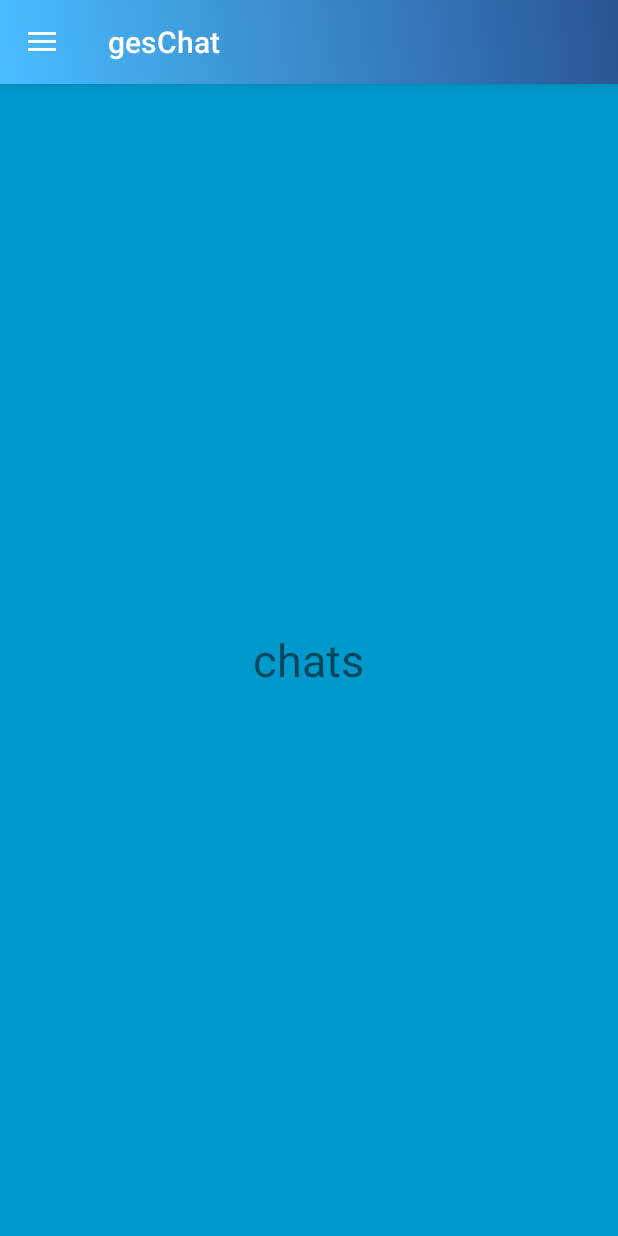
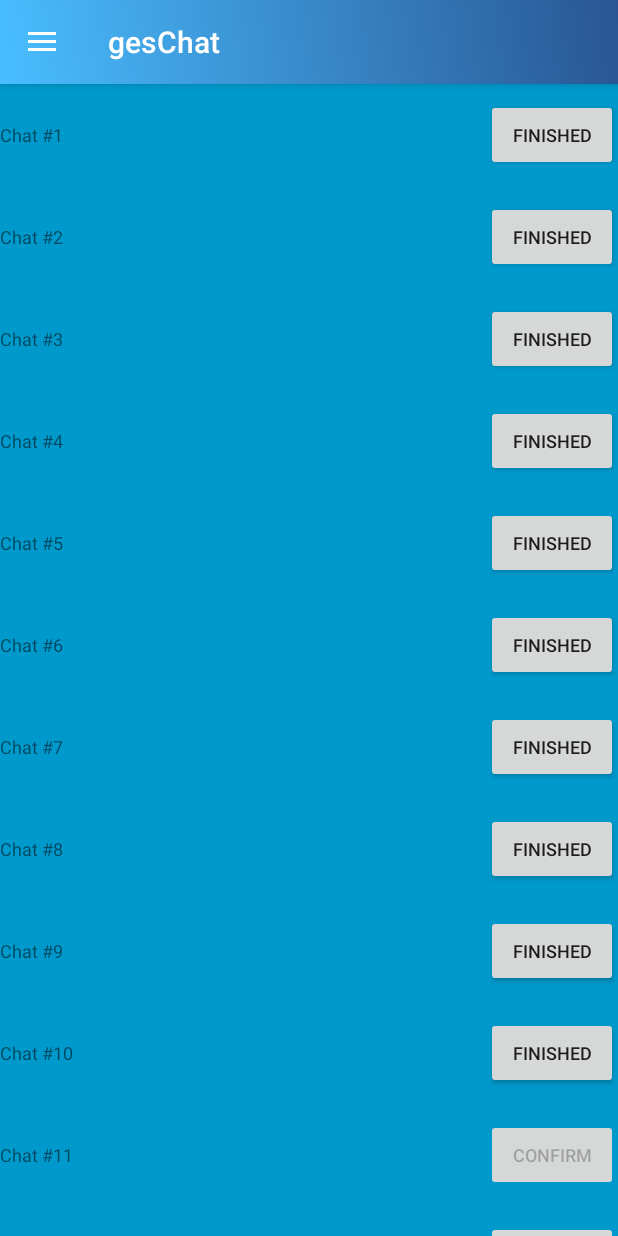
Before and after one commit to marylicious/GesChat, an Android app: the fragment ChatFragment placed in its activity, on a phone screen of 412 x 824 dp. Run offline under Robolectric (Android 15) with nearby library versions, the phone set to English and light mode, and no system bars.

Commit message:
implementando recyclerView

```diff
--- a/app/build.gradle
+++ b/app/build.gradle
@@ -28,11 +28,11 @@ dependencies {
     testImplementation 'junit:junit:4.12'
     androidTestImplementation 'com.android.support.test:runner:1.0.2'
     androidTestImplementation 'com.android.support.test.espresso:espresso-core:3.0.2'
-
-
     implementation 'com.android.support:percent:28.0.0'
     implementation 'com.android.support:cardview-v7:28.0.0'
     implementation 'com.google.firebase:firebase-core:16.0.9'
+    implementation 'com.android.support:recyclerview-v7:28.0.0'
+
 
 
 }
--- a/app/src/main/java/com/example/geschat/ChatFragment.java
+++ b/app/src/main/java/com/example/geschat/ChatFragment.java
@@ -4,15 +4,46 @@ import android.os.Bundle;
 import android.support.annotation.NonNull;
 import android.support.annotation.Nullable;
 import android.support.v4.app.Fragment;
+import android.support.v7.widget.LinearLayoutManager;
+import android.support.v7.widget.RecyclerView;
 import android.view.LayoutInflater;
 import android.view.View;
 import android.view.ViewGroup;
+import java.util.ArrayList;
+import com.example.geschat.chat.Chat;
+import com.example.geschat.chat.ChatAdapter;
+
 
 public class ChatFragment extends Fragment {
+
+    ArrayList<Chat> chats;
 
     @Nullable
     @Override
     public View onCreateView(@NonNull LayoutInflater inflater, @Nullable ViewGroup container, @Nullable Bundle savedInstanceState) {
-        return inflater.inflate(R.layout.fragment_chats, container,false);
+        View view = inflater.inflate(R.layout.fragment_chats, container,false);
+
+        RecyclerView rvChats = (RecyclerView) view.findViewById(R.id.chatView);
+
+        //Populamos unos ejemplos de chat
+
+        chats = Chat.createChatList(20);
+
+        // Se crea el adaptador pasando los chats de ejemplo
+
+        ChatAdapter adapter = new ChatAdapter(chats);
+
+        //Unimos el adaptador y el RecyclerView
+        rvChats.setAdapter(adapter);
+
+        //Le agregamos un LayoutManager por defecto
+        rvChats.setLayoutManager(new LinearLayoutManager(getActivity()));
+
+        return view;
     }
+
+
+
+
+
 }
--- /dev/null
+++ b/app/src/main/java/com/example/geschat/chat/Chat.java
@@ -0,0 +1,41 @@
+package com.example.geschat.chat;
+import java.util.ArrayList;
+
+//Adapter de RecyclerView del fragment de Chats
+
+public class Chat {
+
+    private String chatName;
+    private Boolean finished;
+
+    public Chat(String chatName, Boolean finished ){
+        this.chatName = chatName;
+        this.finished = finished;
+    }
+
+    public String getChatName() {
+        return chatName;
+    }
+
+    public boolean isFinished() {
+        return finished;
+    }
+
+
+    //generar unos chats pa proba
+
+    private static int lastContactId =0;
+
+    public static ArrayList<Chat> createChatList(int numChats) {
+        ArrayList<Chat> chatList = new ArrayList<Chat>();
+
+        for (int i = 1; i <= numChats; i++) {
+            chatList.add(new Chat("Chat #" + ++lastContactId, i <= numChats / 2));
+        }
+
+        return chatList;
+    }
+
+
+
+}
--- /dev/null
+++ b/app/src/main/java/com/example/geschat/chat/ChatAdapter.java
@@ -0,0 +1,83 @@
+package com.example.geschat.chat;
+
+//La tarea del adaptador es convertir un objeto chat en un item columna de la lista de chats
+
+import android.content.Context;
+import android.support.v7.widget.RecyclerView;
+import android.widget.Button;
+import android.widget.TextView;
+import android.view.LayoutInflater;
+import android.view.View;
+import android.view.ViewGroup;
+import com.example.geschat.R;
+import java.util.List;
+
+
+
+public class ChatAdapter extends RecyclerView.Adapter<ChatAdapter.ViewHolder>{
+
+    //Defino Viewholder
+    public class ViewHolder extends RecyclerView.ViewHolder {
+        public TextView chatNameTextView;
+        public Button messageButton;
+
+
+        public ViewHolder(View itemView) {
+            // Stores the itemView in a public final member variable that can be used
+            // to access the context from any ViewHolder instance.
+            super(itemView);
+
+            chatNameTextView = (TextView) itemView.findViewById(R.id.chatname_row);
+            messageButton = (Button) itemView.findViewById(R.id.confirmButton);
+        }
+
+    }
+
+    // Atributos del Adapter y constructor
+    private List<Chat> chats;
+
+
+    public ChatAdapter(List<Chat> chats) {
+        this.chats = chats;
+    }
+
+    //onCreateViewHolder llama inflate en el layout del item y retorna el holder
+
+
+    @Override
+    public ChatAdapter.ViewHolder onCreateViewHolder(ViewGroup parent, int viewType) {
+        Context context = parent.getContext();
+        LayoutInflater inflater = LayoutInflater.from(context);
+
+        // Inflate el layout
+        View chatView = inflater.inflate(R.layout.fragment_chats_row, parent, false);
+
+        // Retorna una nueva instancia del holder
+        ViewHolder viewHolder = new ViewHolder(chatView);
+        return viewHolder;
+    }
+
+    //onBindViewHold coloca los atributos en el view segun la data
+
+    @Override
+    public void onBindViewHolder(ChatAdapter.ViewHolder viewHolder, int position) {
+        // Get the data model based on position
+        Chat chat1 = chats.get(position);
+
+        // Set item views based on your views and data model
+        TextView textView = viewHolder.chatNameTextView;
+        textView.setText(chat1.getChatName());
+        Button button = viewHolder.messageButton;
+        button.setText(chat1.isFinished() ? "Finished" : "Confirm");
+        button.setEnabled(chat1.isFinished());
+    }
+
+    //Retorna el numero de chats en la lista
+
+    @Override
+    public int getItemCount() {
+        return chats.size();
+    }
+
+
+}
--- a/app/src/main/res/layout/fragment_chats.xml
+++ b/app/src/main/res/layout/fragment_chats.xml
@@ -1,14 +1,17 @@
 <?xml version="1.0" encoding="utf-8"?>
-<RelativeLayout xmlns:android="http://schemas.android.com/apk/res/android"
+<android.support.constraint.ConstraintLayout xmlns:android="http://schemas.android.com/apk/res/android"
     android:layout_width="match_parent"
     android:layout_height="match_parent"
+    xmlns:app="http://schemas.android.com/apk/res-auto"
     android:background="@android:color/holo_blue_dark">
 
-    <TextView
-        android:layout_width="wrap_content"
-        android:layout_height="wrap_content"
-        android:layout_centerInParent="true"
-        android:text="chats"
-        android:textSize="30sp" />
+    <android.support.v7.widget.RecyclerView
+        android:id="@+id/chatView"
+        android:layout_width="0dp"
+        android:layout_height="0dp"
+        app:layout_constraintBottom_toBottomOf="parent"
+        app:layout_constraintEnd_toEndOf="parent"
+        app:layout_constraintStart_toStartOf="parent"
+        app:layout_constraintTop_toTopOf="parent" />
 
-</RelativeLayout>
+</android.support.constraint.ConstraintLayout>
--- /dev/null
+++ b/app/src/main/res/layout/fragment_chats_row.xml
@@ -0,0 +1,26 @@
+<?xml version="1.0" encoding="utf-8"?>
+<LinearLayout
+    xmlns:android="http://schemas.android.com/apk/res/android"
+    android:orientation="horizontal"
+    android:layout_width="match_parent"
+    android:layout_height="wrap_content"
+    android:paddingTop="10dp"
+    android:paddingBottom="10dp"
+    >
+
+    <TextView
+        android:id="@+id/chatname_row"
+        android:layout_width="0dp"
+        android:layout_height="wrap_content"
+        android:layout_weight="1"
+        android:textSize="12sp" />
+
+    <Button
+        android:id="@+id/confirmButton"
+        android:layout_width="wrap_content"
+        android:layout_height="wrap_content"
+        android:paddingLeft="16dp"
+        android:paddingRight="16dp"
+        android:textSize="12sp"
+        />
+</LinearLayout>
--- a/app/src/main/res/menu/drawer_menu.xml
+++ b/app/src/main/res/menu/drawer_menu.xml
@@ -35,7 +35,7 @@
             <item
                 android:id="@+id/nav_close_session"
                 android:icon="@drawable/ic_finish"
-                android:title="Close session"></item>
+                android:title="Log out"></item>
         </menu>
     </item>
 </menu>
```
